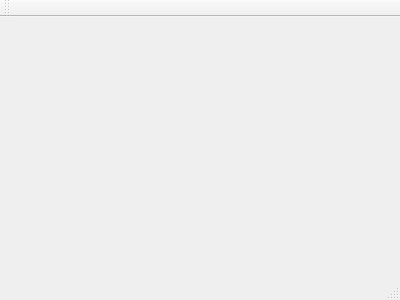
Old version of the form programs/SciVis/mainwindow.ui in the repository RicardoBusta/mestrado-bustamante.
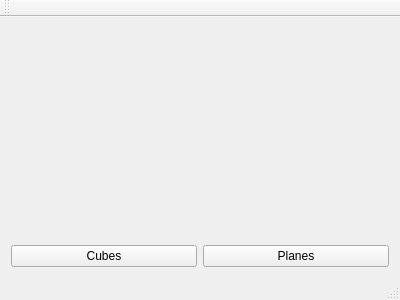
New version of the form.

The edit to the form file:
```diff
--- a/programs/SciVis/mainwindow.ui
+++ b/programs/SciVis/mainwindow.ui
@@ -13,7 +13,38 @@
   <property name="windowTitle">
    <string>SciVis</string>
   </property>
-  <widget class="QWidget" name="centralWidget"/>
+  <widget class="QWidget" name="centralWidget">
+   <layout class="QVBoxLayout" name="verticalLayout">
+    <item>
+     <widget class="QWidget" name="widget" native="true">
+      <property name="sizePolicy">
+       <sizepolicy hsizetype="Expanding" vsizetype="Expanding">
+        <horstretch>0</horstretch>
+        <verstretch>0</verstretch>
+       </sizepolicy>
+      </property>
+     </widget>
+    </item>
+    <item>
+     <layout class="QHBoxLayout" name="horizontalLayout">
+      <item>
+       <widget class="QPushButton" name="cubes_button">
+        <property name="text">
+         <string>Cubes</string>
+        </property>
+       </widget>
+      </item>
+      <item>
+       <widget class="QPushButton" name="planes_button">
+        <property name="text">
+         <string>Planes</string>
+        </property>
+       </widget>
+      </item>
+     </layout>
+    </item>
+   </layout>
+  </widget>
   <widget class="QMenuBar" name="menuBar">
    <property name="geometry">
     <rect>
```
